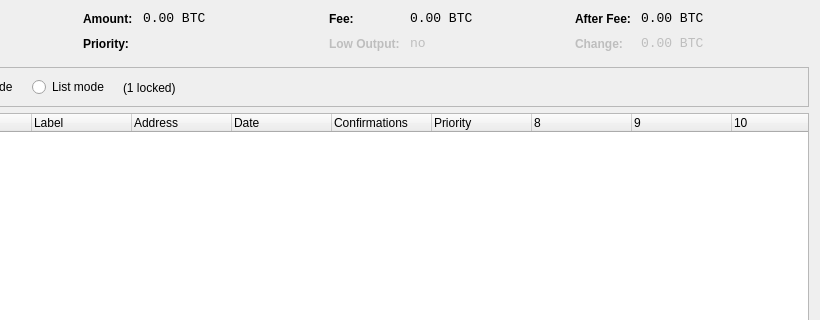
This is src/qt/forms/coincontroldialog.ui in SBDomains/unify-source as Qt 5 draws it before an edit; both pictures show x 180 to 1000 and y 0 to 320 of the 1000 by 500 pixel window. The edited form follows.
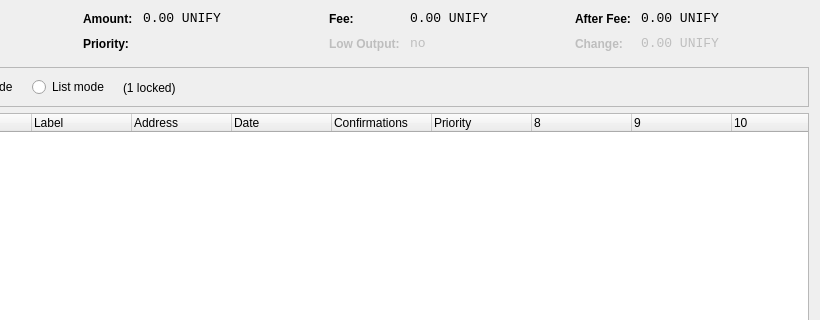
This is the edited form. Custom widgets are drawn as their Qt base class.

```diff
--- a/src/qt/forms/coincontroldialog.ui
+++ b/src/qt/forms/coincontroldialog.ui
@@ -141,7 +141,7 @@
           <enum>Qt::ActionsContextMenu</enum>
          </property>
          <property name="text">
-          <string notr="true">0.00 BTC</string>
+          <string notr="true">0.00 UNIFY</string>
          </property>
          <property name="textInteractionFlags">
           <set>Qt::LinksAccessibleByMouse|Qt::TextSelectableByKeyboard|Qt::TextSelectableByMouse</set>
@@ -221,7 +221,7 @@
           <enum>Qt::ActionsContextMenu</enum>
          </property>
          <property name="text">
-          <string notr="true">0.00 BTC</string>
+          <string notr="true">0.00 UNIFY</string>
          </property>
          <property name="textInteractionFlags">
           <set>Qt::LinksAccessibleByMouse|Qt::TextSelectableByKeyboard|Qt::TextSelectableByMouse</set>
@@ -307,7 +307,7 @@
           <enum>Qt::ActionsContextMenu</enum>
          </property>
          <property name="text">
-          <string notr="true">0.00 BTC</string>
+          <string notr="true">0.00 UNIFY</string>
          </property>
          <property name="textInteractionFlags">
           <set>Qt::LinksAccessibleByMouse|Qt::TextSelectableByKeyboard|Qt::TextSelectableByMouse</set>
@@ -345,7 +345,7 @@
           <enum>Qt::ActionsContextMenu</enum>
          </property>
          <property name="text">
-          <string notr="true">0.00 BTC</string>
+          <string notr="true">0.00 UNIFY</string>
          </property>
          <property name="textInteractionFlags">
           <set>Qt::LinksAccessibleByMouse|Qt::TextSelectableByKeyboard|Qt::TextSelectableByMouse</set>
```
